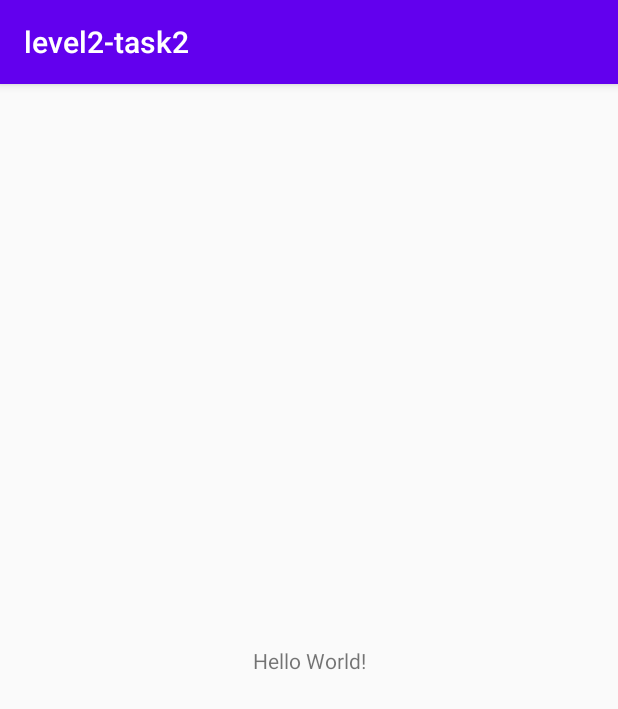
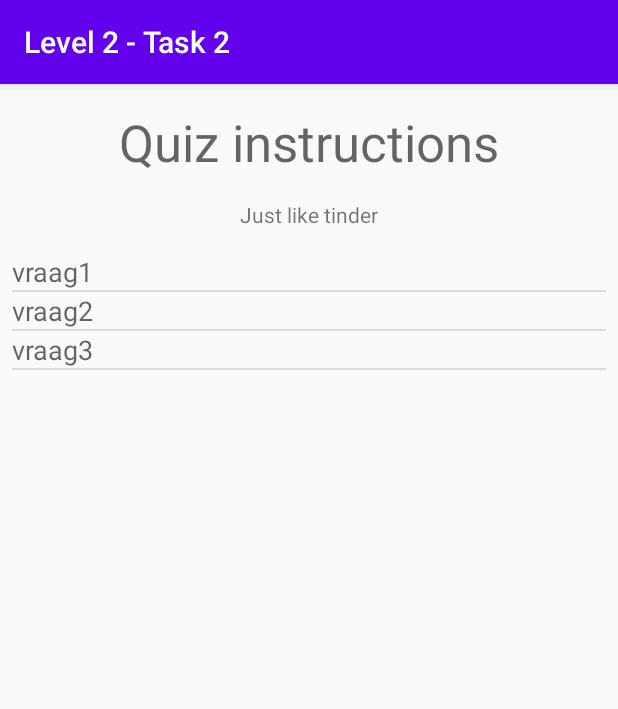
Before and after one commit to Casvantrierum/level2-task2, an Android app: the screen it shows after launch (MainActivity), on a phone screen of 412 x 824 dp. Shown: the top 709 px of the screen. Run offline under Robolectric (Android 15) with nearby library versions, the phone set to English and light mode, and no system bars.

Commit message:
item made, list implemented, gestures implemented

```diff
--- a/app/build.gradle
+++ b/app/build.gradle
@@ -5,6 +5,10 @@ apply plugin: 'kotlin-android-extensions'
 android {
     compileSdkVersion 29
     buildToolsVersion "29.0.3"
+
+    buildFeatures {
+        viewBinding = true
+    }
 
     defaultConfig {
         applicationId "com.example.level2_task2"
@@ -30,6 +34,8 @@ dependencies {
     implementation 'androidx.core:core-ktx:1.3.1'
     implementation 'androidx.appcompat:appcompat:1.2.0'
     implementation 'androidx.constraintlayout:constraintlayout:2.0.1'
+    implementation 'androidx.recyclerview:recyclerview:1.1.0'
+    implementation 'com.google.android.material:material:1.2.1'
     testImplementation 'junit:junit:4.12'
     androidTestImplementation 'androidx.test.ext:junit:1.1.2'
     androidTestImplementation 'androidx.test.espresso:espresso-core:3.3.0'
--- a/app/src/main/java/com/example/level2_task2/MainActivity.kt
+++ b/app/src/main/java/com/example/level2_task2/MainActivity.kt
@@ -1,11 +1,80 @@
 package com.example.level2_task2
 
+import android.os.Bundle
 import androidx.appcompat.app.AppCompatActivity
-import android.os.Bundle
+import androidx.recyclerview.widget.DividerItemDecoration
+import androidx.recyclerview.widget.ItemTouchHelper
+import androidx.recyclerview.widget.LinearLayoutManager
+import androidx.recyclerview.widget.RecyclerView
+import com.example.level2_task2.databinding.ActivityMainBinding
+import com.google.android.material.snackbar.Snackbar
+import kotlinx.android.synthetic.main.activity_main.*
+
 
 class MainActivity : AppCompatActivity() {
+    private val questions = arrayListOf<Question>()
+    private val questionAdapter = QuestionAdapter(questions)
+    private lateinit var binding: ActivityMainBinding
+
     override fun onCreate(savedInstanceState: Bundle?) {
         super.onCreate(savedInstanceState)
-        setContentView(R.layout.activity_main)
+        binding = ActivityMainBinding.inflate(layoutInflater)
+        setContentView(binding.root)
+        initViews()
     }
+
+    private fun initViews() {
+
+        // Initialize the recycler view with a linear layout manager, adapter
+        binding.rvQuestions.layoutManager = LinearLayoutManager(this@MainActivity, RecyclerView.VERTICAL, false)
+        binding.rvQuestions.adapter = questionAdapter
+        binding.rvQuestions.addItemDecoration(DividerItemDecoration(this@MainActivity, DividerItemDecoration.VERTICAL))
+
+
+        // Populate the places list and notify the data set has changed.
+        for (i in Question.QUESTION_QUESTION.indices) {
+            questions.add(Question(Question.QUESTION_QUESTION[i], Question.QUESTION_ANSWER[i]))
+        }
+        questionAdapter.notifyDataSetChanged()
+
+        createItemTouchHelper().attachToRecyclerView(rvQuestions)
+    }
+
+    private fun createItemTouchHelper(): ItemTouchHelper {
+
+        // Callback which is used to create the ItemTouch helper. Only enables left swipe.
+        // Use ItemTouchHelper.SimpleCallback(0, ItemTouchHelper.LEFT or ItemTouchHelper.RIGHT) to also enable right swipe.
+        val callback = object : ItemTouchHelper.SimpleCallback(0,
+            ItemTouchHelper.LEFT or ItemTouchHelper.RIGHT) {
+
+            // Enables or Disables the ability to move items up and down.
+            override fun onMove(
+                recyclerView: RecyclerView,
+                viewHolder: RecyclerView.ViewHolder,
+                target: RecyclerView.ViewHolder
+            ): Boolean {
+                return false
+            }
+
+            // Callback triggered when a user swiped an item.
+            override fun onSwiped(viewHolder: RecyclerView.ViewHolder, direction: Int) {
+                val position = viewHolder.adapterPosition
+
+                if (direction == ItemTouchHelper.LEFT && !Question.QUESTION_ANSWER[position]){
+                    println("links en false dus correct")
+                    questions.removeAt(position)
+                }
+                else if (direction == ItemTouchHelper.RIGHT && Question.QUESTION_ANSWER[position]){
+                    println("rechts en goed dus correct en false dus correct")
+                    questions.removeAt(position)
+                }
+                else{
+                    Snackbar.make(rvQuestions,"WRONG!", Snackbar.LENGTH_SHORT).show()
+                }
+                questionAdapter.notifyDataSetChanged()
+            }
+        }
+        return ItemTouchHelper(callback)
+    }
+
 }
--- /dev/null
+++ b/app/src/main/java/com/example/level2_task2/Question.kt
@@ -0,0 +1,20 @@
+package com.example.level2_task2
+
+data class Question(
+    var question: String,
+    var answer: Boolean
+) {
+    companion object {
+        val QUESTION_QUESTION = arrayOf(
+            "vraag1",
+            "vraag2",
+            "vraag3"
+
+        )
+        val QUESTION_ANSWER = arrayOf(
+            true,
+            false,
+            true
+        )
+    }
+}
--- /dev/null
+++ b/app/src/main/java/com/example/level2_task2/QuestionAdapter.kt
@@ -0,0 +1,42 @@
+package com.example.level2_task2
+
+import android.view.LayoutInflater
+import android.view.View
+import android.view.ViewGroup
+import androidx.recyclerview.widget.RecyclerView
+import com.example.level2_task2.databinding.ItemQuestionBinding
+
+class QuestionAdapter (private val places: List<Question>) :
+    RecyclerView.Adapter<QuestionAdapter.ViewHolder>(){
+
+    inner class ViewHolder(itemView: View) : RecyclerView.ViewHolder(itemView) {
+
+        val binding = ItemQuestionBinding.bind(itemView)
+
+        fun databind(question: Question) {
+            binding.tvQuestion.text = question.question
+        }
+    }
+
+    /**
+     * Creates and returns a ViewHolder object, inflating a standard layout called simple_list_item_1.
+     */
+    override fun onCreateViewHolder(parent: ViewGroup, viewType: Int): ViewHolder {
+        return ViewHolder(
+            LayoutInflater.from(parent.context).inflate(R.layout.item_question, parent, false)
+        )
+    }
+
+    /**
+     * Returns the size of the list
+     */
+    override fun getItemCount(): Int {
+        return places.size
+    }
+    /**
+     * Called by RecyclerView to display the data at the specified position.
+     */
+    override fun onBindViewHolder(holder: ViewHolder, position: Int) {
+        holder.databind(places[position])
+    }
+}
--- a/app/src/main/res/layout/activity_main.xml
+++ b/app/src/main/res/layout/activity_main.xml
@@ -7,12 +7,36 @@
     tools:context=".MainActivity">
 
     <TextView
+        android:id="@+id/tvTitle"
         android:layout_width="wrap_content"
         android:layout_height="wrap_content"
-        android:text="Hello World!"
-        app:layout_constraintBottom_toBottomOf="parent"
-        app:layout_constraintLeft_toLeftOf="parent"
-        app:layout_constraintRight_toRightOf="parent"
+        android:layout_marginTop="16dp"
+        android:text="@string/title"
+        android:textAppearance="@style/TextAppearance.AppCompat.Display1"
+        app:layout_constraintEnd_toEndOf="parent"
+        app:layout_constraintStart_toStartOf="parent"
         app:layout_constraintTop_toTopOf="parent" />
 
+    <TextView
+        android:id="@+id/tvSubtitle"
+        android:layout_width="wrap_content"
+        android:layout_height="wrap_content"
+        android:layout_marginTop="16dp"
+        android:text="@string/instructions"
+        android:textAppearance="@style/TextAppearance.AppCompat.Small"
+        app:layout_constraintEnd_toEndOf="parent"
+        app:layout_constraintStart_toStartOf="parent"
+        app:layout_constraintTop_toBottomOf="@+id/tvTitle" />
+
+    <androidx.recyclerview.widget.RecyclerView
+        android:id="@+id/rvQuestions"
+        android:layout_width="0dp"
+        android:layout_height="633dp"
+        android:layout_marginStart="8dp"
+        android:layout_marginTop="16dp"
+        android:layout_marginEnd="8dp"
+        app:layout_constraintEnd_toEndOf="parent"
+        app:layout_constraintStart_toStartOf="parent"
+        app:layout_constraintTop_toBottomOf="@+id/tvSubtitle" />
+
 </androidx.constraintlayout.widget.ConstraintLayout>
--- /dev/null
+++ b/app/src/main/res/layout/item_question.xml
@@ -0,0 +1,16 @@
+<?xml version="1.0" encoding="utf-8"?>
+<androidx.constraintlayout.widget.ConstraintLayout xmlns:android="http://schemas.android.com/apk/res/android"
+    xmlns:app="http://schemas.android.com/apk/res-auto"
+    android:layout_width="match_parent"
+    android:layout_height="wrap_content">
+
+    <TextView
+        android:id="@+id/tvQuestion"
+        android:layout_width="0dp"
+        android:layout_height="wrap_content"
+        android:textAppearance="@style/TextAppearance.AppCompat.Medium"
+        app:layout_constraintBottom_toBottomOf="parent"
+        app:layout_constraintEnd_toEndOf="parent"
+        app:layout_constraintStart_toStartOf="parent"
+        app:layout_constraintTop_toTopOf="parent" />
+</androidx.constraintlayout.widget.ConstraintLayout>
--- a/app/src/main/res/values/strings.xml
+++ b/app/src/main/res/values/strings.xml
@@ -1,3 +1,5 @@
 <resources>
-    <string name="app_name">level2-task2</string>
+    <string name="app_name">Level 2 - Task 2</string>
+    <string name="title">Quiz instructions</string>
+    <string name="instructions">Just like tinder</string>
 </resources>
```
